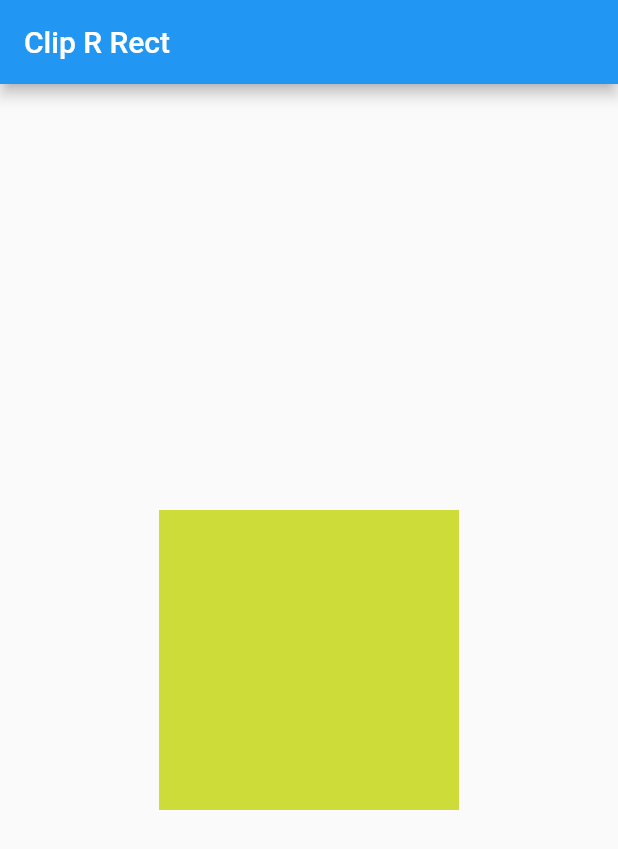
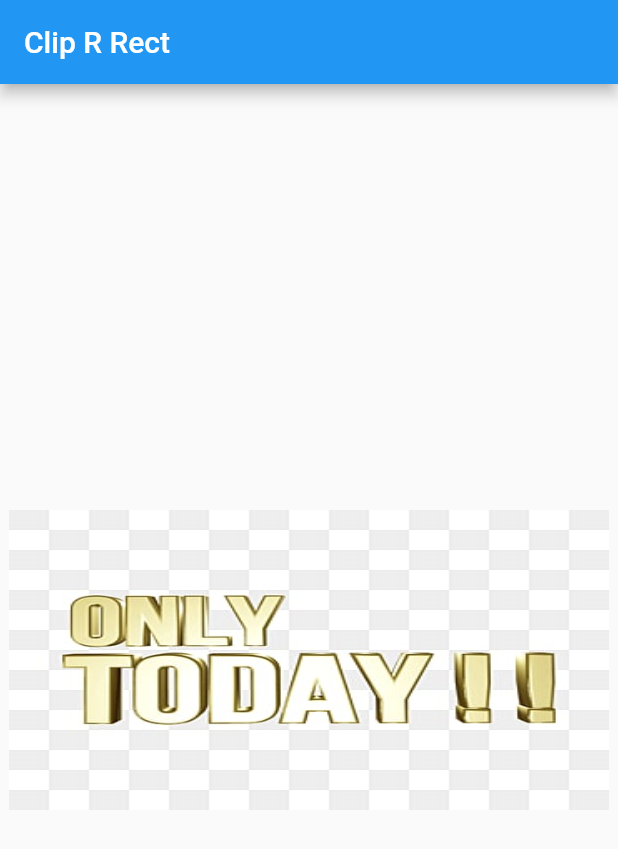
Before and after one commit to Taiyob/Flutter, a Flutter app: the ClipRRectWidget screen opened directly, on a phone screen of 412 x 824 dp. Shown: the top 849 px of the screen. Run offline on Flutter 3.47's test engine with Material 2 defaults, Android fonts, the phone set to English and light mode, and no system bars; our stand-ins replace font_awesome_flutter.

Commit message:
Problem File and gradient color.......

```diff
--- a/lib/clipR_Rect.dart
+++ b/lib/clipR_Rect.dart
@@ -1,4 +1,5 @@
 import 'package:flutter/material.dart';
+import 'package:flutter/cupertino.dart';
 
 void main(){
   runApp(SampleShortApp());
@@ -26,12 +27,13 @@ class ClipRRectWidget extends StatelessWidget{
       ),
       body: Center(
         child: ClipRect(
-            borderRadius: BorderRadius.circular(21),
-            child: Container(
-              color: Colors.lime,
-              height: 200,
-              width: 200,
-            ),
+            //borderRadius: BorderRadius.circular(21),       // ........... problem line
+            child: Image.asset('assets/images/only.jpg',width: 400,height: 200,fit: BoxFit.fill,),
+            // Container(
+            //   color: Colors.lime,
+            //   height: 200,
+            //   width: 200,
+            // ),
         ),
       ),
     );
```
Also changed, not shown: lib/gradient_color_background.dart (added, +48 -0 lines).
